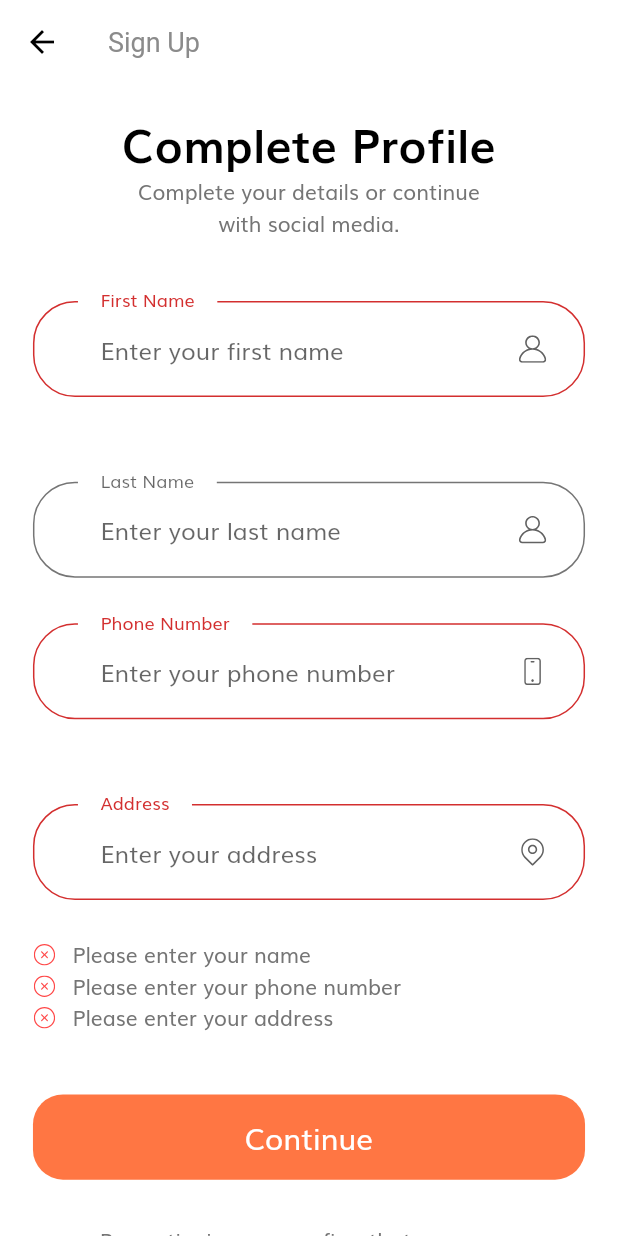
After one commit to Maximgbb/e_commerce_app, a Flutter app: the CompleteProfileScreen screen opened by its route, after a tap on "Continue", on a phone screen of 412 x 824 dp. The commit adds this screen. Run offline on Flutter 3.47's test engine with Material 2 defaults, Android fonts, the phone set to English and light mode, and no system bars; our stand-ins replace flutter_svg.

Commit message:
Complete Profile screen

```diff
--- a/lib/constants.dart
+++ b/lib/constants.dart
@@ -26,8 +26,12 @@ final headingStyle = TextStyle(
 //Form error
 final RegExp emailValidatorRegExp =
     RegExp(r"^[A-Za-z0-9.]+@[A-Za-z0-9.]+\.[A-Za-z]+");
+
 const String kEmailNullError = 'Please enter your email';
 const String kInvalidEmailError = 'Please enter a valid email';
 const String kPassNullError = 'Please enter your password';
 const String kShortPassError = 'Password is too short';
 const String kMatchPassError = "Passwords don't match";
+const String kNameNullError = 'Please enter your name';
+const String kPhoneNumberNullError = 'Please enter your phone number';
+const String kAddressNullError = 'Please enter your address';
--- a/lib/routes.dart
+++ b/lib/routes.dart
@@ -1,3 +1,4 @@
+import 'package:e_commerce_app/screens/complete_profile/complete_profile_screen.dart';
 import 'package:e_commerce_app/screens/forgot_password/forgot_password_screen.dart';
 import 'package:e_commerce_app/screens/login_success/login_success_screen.dart';
 import 'package:e_commerce_app/screens/sign_in/sign_in_screen.dart';
@@ -14,4 +15,5 @@ final Map<String, WidgetBuilder> routes = {
   ForgotPasswordScreen.routeName: (context) => const ForgotPasswordScreen(),
   LoginSuccessScreen.routeName: (context) => const LoginSuccessScreen(),
   SignUpScreen.routeName: (context) => const SignUpScreen(),
+  CompleteProfileScreen.routName: (context) => const CompleteProfileScreen(),
 };
--- /dev/null
+++ b/lib/screens/complete_profile/complete_profile_screen.dart
@@ -0,0 +1,17 @@
+import 'package:e_commerce_app/screens/complete_profile/components/body.dart';
+import 'package:flutter/material.dart';
+
+class CompleteProfileScreen extends StatelessWidget {
+  static String routName = '/complete_profile';
+  const CompleteProfileScreen({Key? key}) : super(key: key);
+
+  @override
+  Widget build(BuildContext context) {
+    return Scaffold(
+      appBar: AppBar(
+        title: const Text('Sign Up'),
+      ),
+      body: const Body(),
+    );
+  }
+}
--- /dev/null
+++ b/lib/screens/complete_profile/components/body.dart
@@ -0,0 +1,43 @@
+import 'package:e_commerce_app/size_config.dart';
+import 'package:flutter/material.dart';
+import 'complete_profile_form.dart';
+
+class Body extends StatelessWidget {
+  const Body({Key? key}) : super(key: key);
+
+  @override
+  Widget build(BuildContext context) {
+    return SingleChildScrollView(
+      child: SizedBox(
+        width: double.infinity,
+        child: Padding(
+          padding: EdgeInsets.symmetric(
+              horizontal: getProportionateScreenWidth(20.0)),
+          child: Column(
+            children: [
+              SizedBox(height: SizeConfig.screenHeight * 0.02),
+              Text(
+                'Complete Profile',
+                style: TextStyle(
+                    color: Colors.black,
+                    fontWeight: FontWeight.bold,
+                    fontSize: getProportionateScreenWidth(28.0)),
+              ),
+              const Text(
+                'Complete your details or continue \nwith social media.',
+                textAlign: TextAlign.center,
+              ),
+              SizedBox(height: SizeConfig.screenHeight * 0.05),
+              const CompleteProfileForm(),
+              SizedBox(height: getProportionateScreenHeight(30.0)),
+              const Text(
+                'By continuing you confirm that you agree \nwith our Terms and Conditions.',
+                textAlign: TextAlign.center,
+              ),
+            ],
+          ),
+        ),
+      ),
+    );
+  }
+}
--- /dev/null
+++ b/lib/screens/complete_profile/components/complete_profile_form.dart
@@ -0,0 +1,147 @@
+import 'package:e_commerce_app/components/custom_suffix_icon.dart';
+import 'package:e_commerce_app/components/default_button.dart';
+import 'package:e_commerce_app/components/form_error.dart';
+import 'package:e_commerce_app/size_config.dart';
+import 'package:flutter/material.dart';
+import '../../../constants.dart';
+
+class CompleteProfileForm extends StatefulWidget {
+  const CompleteProfileForm({Key? key}) : super(key: key);
+
+  @override
+  _CompleteProfileFormState createState() => _CompleteProfileFormState();
+}
+
+class _CompleteProfileFormState extends State<CompleteProfileForm> {
+  final _formKey = GlobalKey<FormState>();
+  final List<String> errors = [];
+  late String firstName;
+  late String lastName;
+  late String phoneNumber;
+  late String address;
+
+  void addError({required String error}) {
+    if (!errors.contains(error)) {
+      setState(() => errors.add(error));
+    }
+  }
+
+  void removeError({required String error}) {
+    if (errors.contains(error)) {
+      setState(() => errors.remove(error));
+    }
+  }
+
+  @override
+  Widget build(BuildContext context) {
+    return Form(
+      key: _formKey,
+      child: Column(
+        children: [
+          buildFirstNameFormField(),
+          SizedBox(height: getProportionateScreenHeight(30.0)),
+          buildLastNameFormField(),
+          SizedBox(height: getProportionateScreenHeight(30.0)),
+          buildPhoneNumberFormField(),
+          SizedBox(height: getProportionateScreenHeight(30.0)),
+          buildAddressFormField(),
+          FormError(errors: errors),
+          SizedBox(height: getProportionateScreenHeight(40.0)),
+          DefaultButton(
+              text: 'Continue',
+              press: () {
+                if (_formKey.currentState!.validate()) {
+                  //Go to OTP screen
+                }
+              })
+        ],
+      ),
+    );
+  }
+
+  TextFormField buildAddressFormField() {
+    return TextFormField(
+      onSaved: (newValue) => address = newValue!,
+      onChanged: (value) {
+        if (value.isNotEmpty) {
+          removeError(error: kAddressNullError);
+        }
+      },
+      validator: (value) {
+        if (value!.isEmpty) {
+          addError(error: kAddressNullError);
+          return '';
+        }
+      },
+      decoration: const InputDecoration(
+        labelText: 'Address',
+        hintText: 'Enter your address',
+        suffixIcon: CustomSuffixIcon(
+          svgIcon: 'assets/icons/Location point.svg',
+        ),
+      ),
+    );
+  }
+
+  TextFormField buildPhoneNumberFormField() {
+    return TextFormField(
+      keyboardType: TextInputType.number,
+      onSaved: (newValue) => phoneNumber = newValue!,
+      onChanged: (value) {
+        if (value.isNotEmpty) {
+          removeError(error: kPhoneNumberNullError);
+        }
+      },
+      validator: (value) {
+        if (value!.isEmpty) {
+          addError(error: kPhoneNumberNullError);
+          return '';
+        }
+      },
+      decoration: const InputDecoration(
+        labelText: 'Phone Number',
+        hintText: 'Enter your phone number',
+        suffixIcon: CustomSuffixIcon(
+          svgIcon: 'assets/icons/Phone.svg',
+        ),
+      ),
+    );
+  }
+
+  TextFormField buildLastNameFormField() {
+    return TextFormField(
+      onSaved: (newValue) => lastName = newValue!,
+      decoration: const InputDecoration(
+        labelText: 'Last Name',
+        hintText: 'Enter your last name',
+        suffixIcon: CustomSuffixIcon(
+          svgIcon: 'assets/icons/User.svg',
+        ),
+      ),
+    );
+  }
+
+  TextFormField buildFirstNameFormField() {
+    return TextFormField(
+      onSaved: (newValue) => firstName = newValue!,
+      onChanged: (value) {
+        if (value.isNotEmpty) {
+          removeError(error: kNameNullError);
+        }
+      },
+      validator: (value) {
+        if (value!.isEmpty) {
+          addError(error: kNameNullError);
+          return '';
+        }
+      },
+      decoration: const InputDecoration(
+        labelText: 'First Name',
+        hintText: 'Enter your first name',
+        suffixIcon: CustomSuffixIcon(
+          svgIcon: 'assets/icons/User.svg',
+        ),
+      ),
+    );
+  }
+}
--- a/lib/screens/sign_in/components/sign_in_form.dart
+++ b/lib/screens/sign_in/components/sign_in_form.dart
@@ -91,7 +91,8 @@ class _SignInFormState extends State<SignInForm> {
       onChanged: (value) {
         if (value.isNotEmpty) {
           removeError(error: kEmailNullError);
-        } else if (emailValidatorRegExp.hasMatch(value)) {
+        }
+        if (emailValidatorRegExp.hasMatch(value)) {
           removeError(error: kInvalidEmailError);
         }
       },
@@ -99,7 +100,7 @@ class _SignInFormState extends State<SignInForm> {
         if (value!.isEmpty) {
           addError(error: kEmailNullError);
           return '';
-        } else if (!emailValidatorRegExp.hasMatch(value)) {
+        } else if (!emailValidatorRegExp.hasMatch(value) && value.isNotEmpty) {
           addError(error: kInvalidEmailError);
           return '';
         }
@@ -121,7 +122,8 @@ class _SignInFormState extends State<SignInForm> {
       onChanged: (value) {
         if (value.isNotEmpty) {
           removeError(error: kPassNullError);
-        } else if (value.length >= 8) {
+        }
+        if (value.length >= 8) {
           removeError(error: kShortPassError);
         }
       },
@@ -133,6 +135,7 @@ class _SignInFormState extends State<SignInForm> {
           addError(error: kShortPassError);
           return '';
         }
+        return null;
       },
       decoration: const InputDecoration(
         labelText: 'Password',
--- a/lib/screens/sign_up/components/sign_up_form.dart
+++ b/lib/screens/sign_up/components/sign_up_form.dart
@@ -1,6 +1,7 @@
 import 'package:e_commerce_app/components/custom_suffix_icon.dart';
 import 'package:e_commerce_app/components/default_button.dart';
 import 'package:e_commerce_app/components/form_error.dart';
+import 'package:e_commerce_app/screens/complete_profile/complete_profile_screen.dart';
 import 'package:flutter/material.dart';
 
 import '../../../constants.dart';
@@ -53,6 +54,7 @@ class _SignUpFormState extends State<SignUpForm> {
               press: () {
                 if (_formKey.currentState!.validate()) {
                   //Go to complete profile page
+                  Navigator.pushNamed(context, CompleteProfileScreen.routName);
                 }
               },
             ),
@@ -69,7 +71,8 @@ class _SignUpFormState extends State<SignUpForm> {
       onChanged: (value) {
         if (value.isNotEmpty) {
           removeError(error: kEmailNullError);
-        } else if (emailValidatorRegExp.hasMatch(value)) {
+        }
+        if (emailValidatorRegExp.hasMatch(value)) {
           removeError(error: kInvalidEmailError);
         }
       },
@@ -99,7 +102,8 @@ class _SignUpFormState extends State<SignUpForm> {
       onChanged: (value) {
         if (value.isNotEmpty) {
           removeError(error: kPassNullError);
-        } else if (value.length >= 8) {
+        }
+        if (value.length >= 8) {
           removeError(error: kShortPassError);
         }
         password = value;
@@ -128,14 +132,18 @@ class _SignUpFormState extends State<SignUpForm> {
       obscureText: true,
       onSaved: (newValue) => confirmPassword = newValue!,
       onChanged: (value) {
-        if (password == confirmPassword) {
+        if (value.isNotEmpty) {
+          removeError(error: kPassNullError);
+        } else if (value.isNotEmpty && password == confirmPassword) {
           removeError(error: kMatchPassError);
         }
+        confirmPassword = value;
       },
       validator: (value) {
         if (value!.isEmpty) {
+          addError(error: kPassNullError);
           return '';
-        } else if (password != confirmPassword) {
+        } else if (password != value) {
           addError(error: kMatchPassError);
           return '';
         }
```
